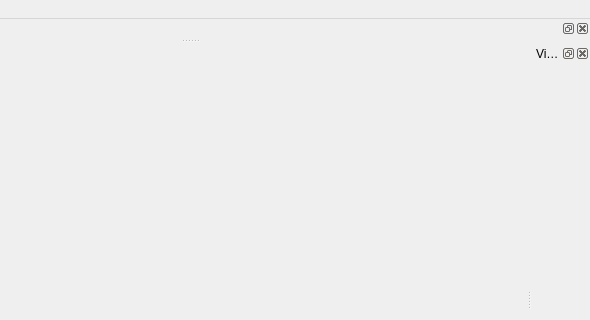
Qt form App/MainWindow.ui (mzsoftsoftware/C64Foundry) before a commit; both pictures show x 210 to 800 and y 0 to 320 of the 800 by 600 pixel window.
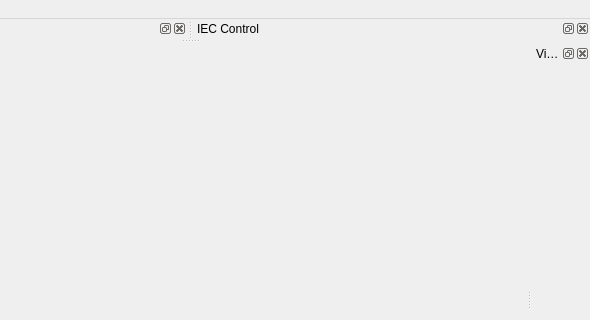
The same form after that commit. Custom widgets are drawn as their Qt base class.

Diff of the .ui file:
```diff
--- a/App/MainWindow.ui
+++ b/App/MainWindow.ui
@@ -63,6 +63,18 @@
    </attribute>
    <widget class="C64KeyboardWidget" name="dockWidgetContents_VirtualKeyboard"/>
   </widget>
+  <widget class="QDockWidget" name="dockWidget_IECControl">
+   <property name="windowTitle">
+    <string>IEC Control</string>
+   </property>
+   <property name="dockLocation">
+    <enum>Qt::DockWidgetArea::TopDockWidgetArea</enum>
+   </property>
+   <attribute name="dockWidgetArea">
+    <number>4</number>
+   </attribute>
+   <widget class="IECDeviceManagerWidget" name="dockWidgetContents_IECControl"/>
+  </widget>
   <action name="actionResetWindowLayout">
    <property name="text">
     <string>Reset Window Layout</string>
@@ -88,6 +100,12 @@
    <header>Gui/Keyboard/C64KeyboardWidget.h</header>
    <container>1</container>
   </customwidget>
+  <customwidget>
+   <class>IECDeviceManagerWidget</class>
+   <extends>QWidget</extends>
+   <header>Gui/IEC/IECDeviceManagerWidget.h</header>
+   <container>1</container>
+  </customwidget>
  </customwidgets>
  <resources/>
  <connections/>
```
